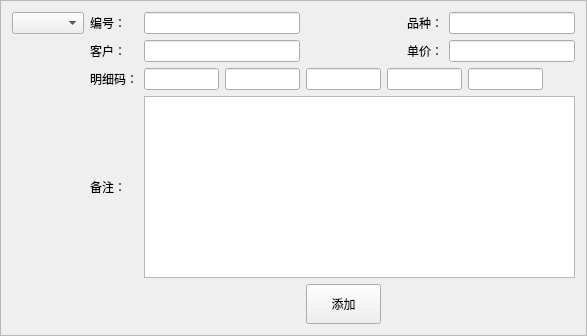
Qt form newdlg.ui (MyQt/Sales) before a commit.
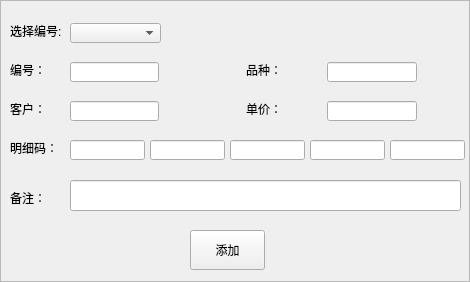
The same form after that commit.

```diff
--- a/newdlg.ui
+++ b/newdlg.ui
@@ -9,8 +9,8 @@
    <rect>
     <x>0</x>
     <y>0</y>
-    <width>587</width>
-    <height>336</height>
+    <width>470</width>
+    <height>282</height>
    </rect>
   </property>
   <property name="sizePolicy">
@@ -28,12 +28,25 @@
   <property name="frameShadow">
    <enum>QFrame::Raised</enum>
   </property>
-  <layout class="QGridLayout" name="gridLayout">
-   <item row="0" column="7" colspan="4">
-    <widget class="QLineEdit" name="editVariety"/>
-   </item>
-   <item row="1" column="1">
+  <widget class="QLineEdit" name="editVariety">
+   <property name="geometry">
+    <rect>
+     <x>327</x>
+     <y>62</y>
+     <width>90</width>
+     <height>20</height>
+    </rect>
+   </property>
+  </widget>
     <widget class="QLabel" name="label_6">
+   <property name="geometry">
+    <rect>
+     <x>10</x>
+     <y>101</y>
+     <width>36</width>
+     <height>16</height>
+    </rect>
+   </property>
      <property name="autoFillBackground">
       <bool>true</bool>
      </property>
@@ -41,50 +54,25 @@
       <string>客户：</string>
      </property>
     </widget>
-   </item>
-   <item row="1" column="7" colspan="4">
-    <widget class="QLineEdit" name="editPrice"/>
-   </item>
-   <item row="2" column="2">
-    <widget class="QLineEdit" name="editCode1">
-     <property name="sizePolicy">
-      <sizepolicy hsizetype="Fixed" vsizetype="Fixed">
-       <horstretch>0</horstretch>
-       <verstretch>0</verstretch>
-      </sizepolicy>
-     </property>
-     <property name="maximumSize">
-      <size>
-       <width>75</width>
-       <height>16777215</height>
-      </size>
-     </property>
-    </widget>
-   </item>
-   <item row="2" column="8">
-    <widget class="QLineEdit" name="editCode5">
-     <property name="sizePolicy">
-      <sizepolicy hsizetype="Fixed" vsizetype="Fixed">
-       <horstretch>0</horstretch>
-       <verstretch>0</verstretch>
-      </sizepolicy>
-     </property>
-     <property name="minimumSize">
-      <size>
-       <width>75</width>
-       <height>0</height>
-      </size>
-     </property>
-     <property name="maximumSize">
-      <size>
-       <width>75</width>
-       <height>16777215</height>
-      </size>
-     </property>
-    </widget>
-   </item>
-   <item row="0" column="6">
+  <widget class="QLineEdit" name="editPrice">
+   <property name="geometry">
+    <rect>
+     <x>327</x>
+     <y>101</y>
+     <width>90</width>
+     <height>20</height>
+    </rect>
+   </property>
+  </widget>
     <widget class="QLabel" name="label_2">
+   <property name="geometry">
+    <rect>
+     <x>246</x>
+     <y>62</y>
+     <width>36</width>
+     <height>16</height>
+    </rect>
+   </property>
      <property name="autoFillBackground">
       <bool>true</bool>
      </property>
@@ -92,28 +80,25 @@
       <string>品种：</string>
      </property>
     </widget>
-   </item>
-   <item row="2" column="3">
-    <widget class="QLineEdit" name="editCode2">
-     <property name="sizePolicy">
-      <sizepolicy hsizetype="Fixed" vsizetype="Fixed">
-       <horstretch>0</horstretch>
-       <verstretch>0</verstretch>
-      </sizepolicy>
-     </property>
-     <property name="maximumSize">
-      <size>
-       <width>75</width>
-       <height>16777215</height>
-      </size>
-     </property>
-    </widget>
-   </item>
-   <item row="1" column="2" colspan="2">
-    <widget class="QLineEdit" name="editCustomer"/>
-   </item>
-   <item row="1" column="6">
+  <widget class="QLineEdit" name="editCustomer">
+   <property name="geometry">
+    <rect>
+     <x>70</x>
+     <y>101</y>
+     <width>89</width>
+     <height>20</height>
+    </rect>
+   </property>
+  </widget>
     <widget class="QLabel" name="label_4">
+   <property name="geometry">
+    <rect>
+     <x>246</x>
+     <y>101</y>
+     <width>36</width>
+     <height>16</height>
+    </rect>
+   </property>
      <property name="autoFillBackground">
       <bool>true</bool>
      </property>
@@ -121,41 +106,15 @@
       <string>单价：</string>
      </property>
     </widget>
-   </item>
-   <item row="2" column="5" colspan="3">
-    <widget class="QLineEdit" name="editCode4">
-     <property name="sizePolicy">
-      <sizepolicy hsizetype="Fixed" vsizetype="Fixed">
-       <horstretch>0</horstretch>
-       <verstretch>0</verstretch>
-      </sizepolicy>
-     </property>
-     <property name="maximumSize">
-      <size>
-       <width>75</width>
-       <height>16777215</height>
-      </size>
-     </property>
-    </widget>
-   </item>
-   <item row="2" column="4">
-    <widget class="QLineEdit" name="editCode3">
-     <property name="sizePolicy">
-      <sizepolicy hsizetype="Fixed" vsizetype="Fixed">
-       <horstretch>0</horstretch>
-       <verstretch>0</verstretch>
-      </sizepolicy>
-     </property>
-     <property name="maximumSize">
-      <size>
-       <width>75</width>
-       <height>16777215</height>
-      </size>
-     </property>
-    </widget>
-   </item>
-   <item row="3" column="1">
     <widget class="QLabel" name="label_7">
+   <property name="geometry">
+    <rect>
+     <x>10</x>
+     <y>190</y>
+     <width>36</width>
+     <height>16</height>
+    </rect>
+   </property>
      <property name="autoFillBackground">
       <bool>true</bool>
      </property>
@@ -163,12 +122,25 @@
       <string>备注：</string>
      </property>
     </widget>
-   </item>
-   <item row="0" column="2" colspan="2">
-    <widget class="QLineEdit" name="editNo"/>
-   </item>
-   <item row="2" column="1">
+  <widget class="QLineEdit" name="editNo">
+   <property name="geometry">
+    <rect>
+     <x>70</x>
+     <y>62</y>
+     <width>89</width>
+     <height>20</height>
+    </rect>
+   </property>
+  </widget>
     <widget class="QLabel" name="label_3">
+   <property name="geometry">
+    <rect>
+     <x>10</x>
+     <y>140</y>
+     <width>48</width>
+     <height>16</height>
+    </rect>
+   </property>
      <property name="maximumSize">
       <size>
        <width>50</width>
@@ -182,9 +154,15 @@
       <string>明细码：</string>
      </property>
     </widget>
-   </item>
-   <item row="4" column="4" colspan="2">
     <widget class="QToolButton" name="btnSure">
+   <property name="geometry">
+    <rect>
+     <x>190</x>
+     <y>230</y>
+     <width>75</width>
+     <height>40</height>
+    </rect>
+   </property>
      <property name="minimumSize">
       <size>
        <width>75</width>
@@ -195,9 +173,15 @@
       <string>添加</string>
      </property>
     </widget>
-   </item>
-   <item row="0" column="1">
     <widget class="QLabel" name="label">
+   <property name="geometry">
+    <rect>
+     <x>10</x>
+     <y>62</y>
+     <width>36</width>
+     <height>16</height>
+    </rect>
+   </property>
      <property name="autoFillBackground">
       <bool>true</bool>
      </property>
@@ -205,14 +189,155 @@
       <string>编号：</string>
      </property>
     </widget>
-   </item>
-   <item row="0" column="0">
-    <widget class="QComboBox" name="comboNo"/>
-   </item>
-   <item row="3" column="2" colspan="9">
-    <widget class="QTextEdit" name="editComment"/>
-   </item>
-  </layout>
+  <widget class="QComboBox" name="comboNo">
+   <property name="geometry">
+    <rect>
+     <x>70</x>
+     <y>23</y>
+     <width>91</width>
+     <height>20</height>
+    </rect>
+   </property>
+  </widget>
+  <widget class="QLabel" name="labelChoiceNo">
+   <property name="geometry">
+    <rect>
+     <x>10</x>
+     <y>23</y>
+     <width>54</width>
+     <height>16</height>
+    </rect>
+   </property>
+   <property name="text">
+    <string>选择编号:</string>
+   </property>
+  </widget>
+  <widget class="QLineEdit" name="editCode5">
+   <property name="geometry">
+    <rect>
+     <x>390</x>
+     <y>140</y>
+     <width>75</width>
+     <height>20</height>
+    </rect>
+   </property>
+   <property name="sizePolicy">
+    <sizepolicy hsizetype="Fixed" vsizetype="Fixed">
+     <horstretch>0</horstretch>
+     <verstretch>0</verstretch>
+    </sizepolicy>
+   </property>
+   <property name="minimumSize">
+    <size>
+     <width>75</width>
+     <height>0</height>
+    </size>
+   </property>
+   <property name="maximumSize">
+    <size>
+     <width>75</width>
+     <height>16777215</height>
+    </size>
+   </property>
+  </widget>
+  <widget class="QLineEdit" name="editCode4">
+   <property name="geometry">
+    <rect>
+     <x>310</x>
+     <y>140</y>
+     <width>75</width>
+     <height>20</height>
+    </rect>
+   </property>
+   <property name="sizePolicy">
+    <sizepolicy hsizetype="Fixed" vsizetype="Fixed">
+     <horstretch>0</horstretch>
+     <verstretch>0</verstretch>
+    </sizepolicy>
+   </property>
+   <property name="maximumSize">
+    <size>
+     <width>75</width>
+     <height>16777215</height>
+    </size>
+   </property>
+  </widget>
+  <widget class="QLineEdit" name="editCode3">
+   <property name="geometry">
+    <rect>
+     <x>230</x>
+     <y>140</y>
+     <width>75</width>
+     <height>20</height>
+    </rect>
+   </property>
+   <property name="sizePolicy">
+    <sizepolicy hsizetype="Fixed" vsizetype="Fixed">
+     <horstretch>0</horstretch>
+     <verstretch>0</verstretch>
+    </sizepolicy>
+   </property>
+   <property name="maximumSize">
+    <size>
+     <width>75</width>
+     <height>16777215</height>
+    </size>
+   </property>
+  </widget>
+  <widget class="QLineEdit" name="editCode2">
+   <property name="geometry">
+    <rect>
+     <x>150</x>
+     <y>140</y>
+     <width>75</width>
+     <height>20</height>
+    </rect>
+   </property>
+   <property name="sizePolicy">
+    <sizepolicy hsizetype="Fixed" vsizetype="Fixed">
+     <horstretch>0</horstretch>
+     <verstretch>0</verstretch>
+    </sizepolicy>
+   </property>
+   <property name="maximumSize">
+    <size>
+     <width>75</width>
+     <height>16777215</height>
+    </size>
+   </property>
+  </widget>
+  <widget class="QLineEdit" name="editCode1">
+   <property name="geometry">
+    <rect>
+     <x>70</x>
+     <y>140</y>
+     <width>75</width>
+     <height>20</height>
+    </rect>
+   </property>
+   <property name="sizePolicy">
+    <sizepolicy hsizetype="Fixed" vsizetype="Fixed">
+     <horstretch>0</horstretch>
+     <verstretch>0</verstretch>
+    </sizepolicy>
+   </property>
+   <property name="maximumSize">
+    <size>
+     <width>75</width>
+     <height>16777215</height>
+    </size>
+   </property>
+  </widget>
+  <widget class="QLineEdit" name="editComment">
+   <property name="geometry">
+    <rect>
+     <x>70</x>
+     <y>180</y>
+     <width>391</width>
+     <height>31</height>
+    </rect>
+   </property>
+  </widget>
  </widget>
  <resources/>
  <connections/>
```
Lines whose indentation alone changed are shown as unchanged.
